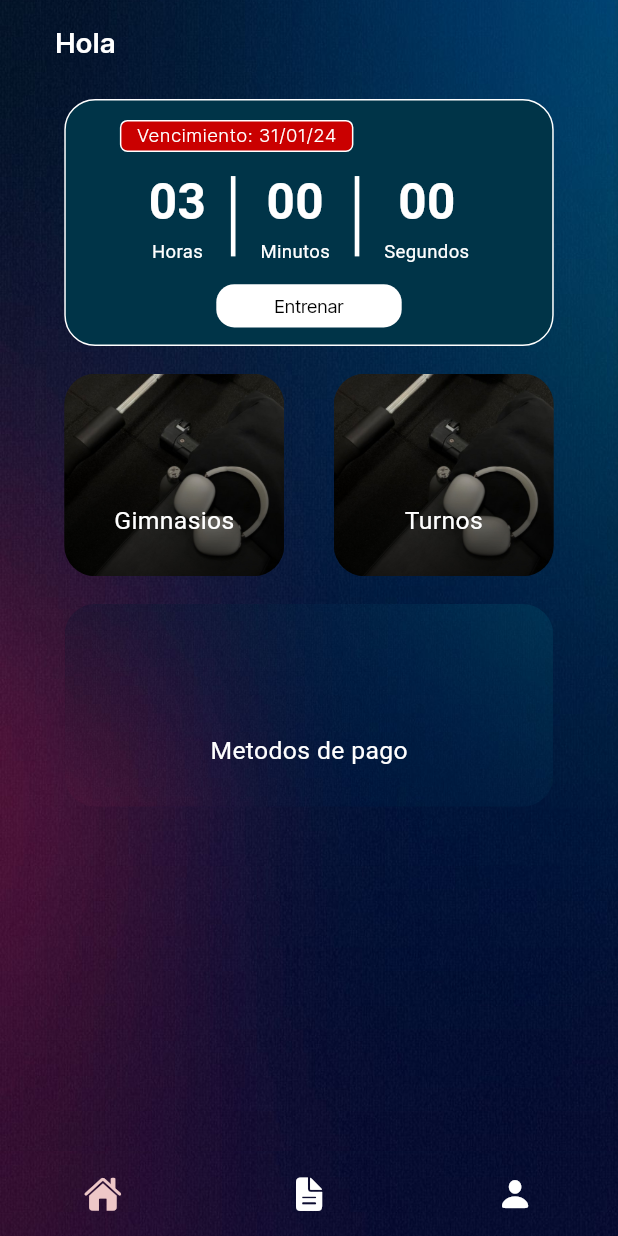
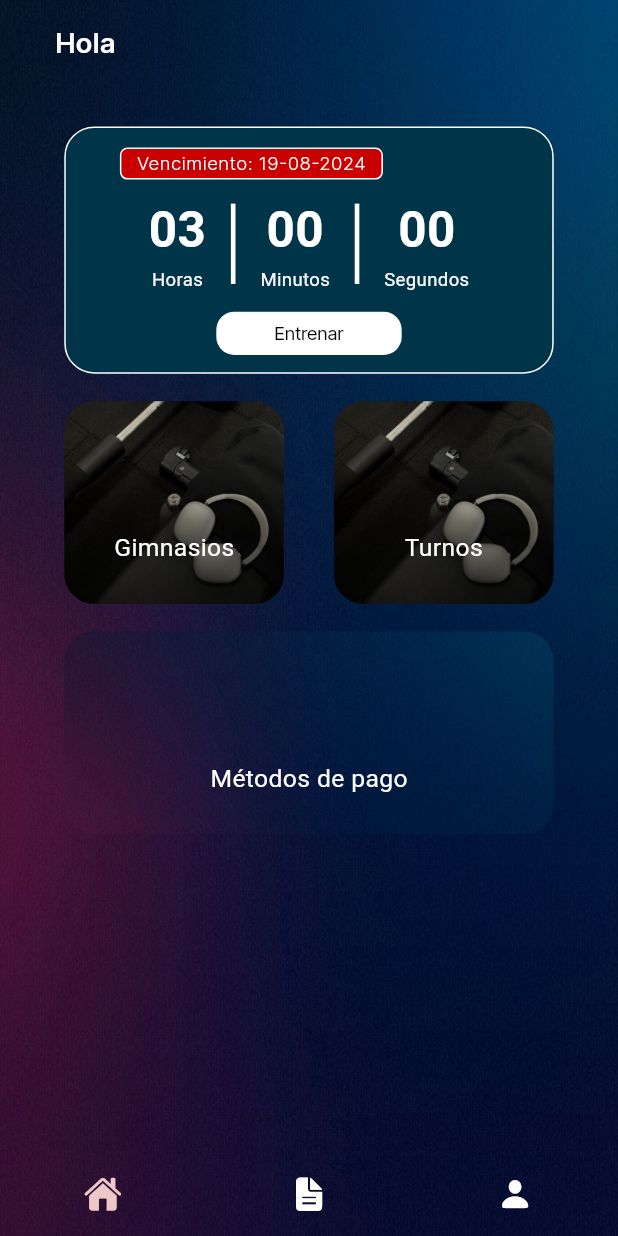
Before and after one commit to Pablorivas47/FlutterAppGym, a Flutter app: the screen it shows once a user with an empty profile is signed in, on a phone screen of 412 x 824 dp. Run offline on Flutter 3.47's test engine with Material 3 defaults, Android fonts, the phone set to English and light mode, and no system bars; our stand-ins replace cloud_firestore, firebase_auth, firebase_core, google_maps_flutter, shimmer; accounts and stored records are empty.

Commit message:
Change login and shimmer

```diff
--- a/lib/Screens/home/components/gym_card.dart
+++ b/lib/Screens/home/components/gym_card.dart
@@ -28,7 +28,7 @@ class GymCard extends StatelessWidget {
         width: width,
         height: height,
         decoration: BoxDecoration(
-          borderRadius: BorderRadius.circular(SizeConfig.screenWidth * 0.05),
+          borderRadius: BorderRadius.circular(20),
           image: DecorationImage(
             fit: BoxFit.cover,
             image: image,
--- a/lib/Screens/home/home.dart
+++ b/lib/Screens/home/home.dart
@@ -1,10 +1,11 @@
 import 'package:firebase_auth/firebase_auth.dart';
 import 'package:flutter/material.dart';
 import 'package:flutter_application_1/Screens/home/components/gym_card.dart';
+import 'package:flutter_application_1/Services/firebase_service.dart';
 import 'package:flutter_application_1/components/custom_app_bar.dart';
-import 'package:flutter_application_1/components/custom_button.dart';
 import 'package:flutter_application_1/components/stop_watch_timer.dart';
 import 'package:flutter_application_1/constants/size_config.dart';
+import 'package:shimmer/shimmer.dart';
 
 class Home extends StatefulWidget {
   const Home({super.key});
@@ -14,7 +15,7 @@ class Home extends StatefulWidget {
 }
 
 class _HomeState extends State<Home> {
-  User userS = FirebaseAuth.instance.currentUser!;
+  User user = FirebaseAuth.instance.currentUser!;
 
   @override
   Widget build(BuildContext context) {
@@ -28,30 +29,36 @@ class _HomeState extends State<Home> {
       child: Scaffold(
         backgroundColor: Colors.transparent,
         appBar: CustomAppBar(
-          text: "Hola ${userS.displayName!}",
+          text: "Hola ${user.displayName!}",
           colorText: Colors.white,
           automaticallyImplyLeading: false,
           padding: EdgeInsets.symmetric(
             horizontal: SizeConfig.screenWidth * 0.05,
           ),
         ),
-        body: Column(children: [
+        body: FutureBuilder<String>(
+          future: getExpirateDate(),
+          builder: (context, snapshot) {
+            if (snapshot.connectionState == ConnectionState.waiting) {
+              return shimmerLoadingEffect();
+            } else {
+              // Muestra los datos una vez que se han recuperado
+              return SingleChildScrollView(
+                child: Column(children: [
+                  SizedBox(height: SizeConfig.screenHeight * 0.0223),
                   Stack(children: [
                     Padding(
                       padding: EdgeInsets.symmetric(
                         horizontal: SizeConfig.screenWidth * 0.104,
                       ),
-              child: AnimatedContainer(
+                      child: Container(
                         height: SizeConfig.screenHeight * 0.20,
                         decoration: BoxDecoration(
                             color: const Color.fromRGBO(0, 52, 72, 100),
-                    borderRadius: BorderRadius.circular(
-                      SizeConfig.screenWidth * 0.05,
-                    ),
+                            borderRadius: BorderRadius.circular(20),
                             border: Border.all(
                               color: Colors.white,
                             )),
-                duration: Duration.zero,
                       ),
                     ),
                     Positioned(
@@ -59,11 +66,10 @@ class _HomeState extends State<Home> {
                       top: SizeConfig.screenHeight * 0.017,
                       child: SizedBox(
                         height: SizeConfig.screenHeight * 0.026,
-                child: AnimatedContainer(
+                        child: Container(
                           padding: EdgeInsets.symmetric(
                             horizontal: SizeConfig.screenWidth * 0.025,
                           ),
-                  duration: Duration.zero,
                           decoration: BoxDecoration(
                               color: const Color(0xffca0000),
                               borderRadius: BorderRadius.circular(5),
@@ -72,7 +78,7 @@ class _HomeState extends State<Home> {
                               )),
                           child: Center(
                             child: Text(
-                      "Vencimiento: 31/01/24",
+                              "Vencimiento: ${snapshot.data!}",
                               style: TextStyle(
                                 color: Colors.white,
                                 fontFamily: "Inter",
@@ -103,7 +109,8 @@ class _HomeState extends State<Home> {
                           onTap: () {
                             Navigator.pushNamed(context, '/gyms');
                           },
-                  image: const AssetImage("assets/image/Fondo_Login.jpg"),
+                          image:
+                              const AssetImage("assets/image/Fondo_Login.jpg"),
                           width: SizeConfig.screenWidth * 0.356,
                           height: SizeConfig.screenHeight * 0.164,
                           padding: EdgeInsets.only(
@@ -115,7 +122,8 @@ class _HomeState extends State<Home> {
                           onTap: () {
                             Navigator.pushNamed(context, '/googleMaps');
                           },
-                  image: const AssetImage("assets/image/Fondo_Login.jpg"),
+                          image:
+                              const AssetImage("assets/image/Fondo_Login.jpg"),
                           width: SizeConfig.screenWidth * 0.356,
                           height: SizeConfig.screenHeight * 0.164,
                           padding: EdgeInsets.only(
@@ -131,12 +139,11 @@ class _HomeState extends State<Home> {
                       horizontal: SizeConfig.screenWidth * 0.104,
                     ),
                     child: GymCard(
-              name: 'Metodos de pago',
+                      name: 'Métodos de pago',
                       onTap: () {
                         Navigator.pushNamed(context, '/paymentMethods');
                       },
                       image: const AssetImage("assets/image/Fondo_Sing_In.jpg"),
-              width: SizeConfig.screenWidth * 0.791,
                       height: SizeConfig.screenHeight * 0.164,
                       padding: EdgeInsets.only(
                         top: SizeConfig.screenHeight * 0.075,
@@ -145,6 +152,71 @@ class _HomeState extends State<Home> {
                   ),
                   SizedBox(height: SizeConfig.screenHeight * 0.0223),
                 ]),
+              );
+            }
+          },
+        ),
+      ),
+    );
+  }
+
+  Widget shimmerLoadingEffect() {
+    return Container(
+      decoration: const BoxDecoration(
+          image: DecorationImage(
+        fit: BoxFit.cover,
+        image: AssetImage("assets/image/Fondo_Sing_In.jpg"),
+      )),
+      child: Scaffold(
+        backgroundColor: Colors.transparent,
+        body: SingleChildScrollView(
+          child: Padding(
+            padding: EdgeInsets.symmetric(
+              horizontal: SizeConfig.screenWidth * 0.104,
+            ),
+            child: Column(
+              children: [
+                shimmerContainer(
+                  height: SizeConfig.screenHeight * 0.20,
+                ),
+                SizedBox(height: SizeConfig.screenHeight * 0.0223),
+                Row(
+                  mainAxisAlignment: MainAxisAlignment.spaceBetween,
+                  children: [
+                    shimmerContainer(
+                      height: SizeConfig.screenHeight * 0.164,
+                      width: SizeConfig.screenWidth * 0.356,
+                    ),
+                    SizedBox(height: SizeConfig.screenHeight * 0.0223),
+                    shimmerContainer(
+                      height: SizeConfig.screenHeight * 0.164,
+                      width: SizeConfig.screenWidth * 0.356,
+                    ),
+                  ],
+                ),
+                SizedBox(height: SizeConfig.screenHeight * 0.0223),
+                shimmerContainer(
+                  height: SizeConfig.screenHeight * 0.164,
+                ),
+              ],
+            ),
+          ),
+        ),
+      ),
+    );
+  }
+
+  Widget shimmerContainer({required double height, double? width}) {
+    return Shimmer.fromColors(
+      baseColor: Colors.grey.withOpacity(0.2),
+      highlightColor: Colors.grey.withOpacity(0.5),
+      child: Container(
+        height: height,
+        width: width,
+        decoration: BoxDecoration(
+          color: Colors.grey,
+          borderRadius: BorderRadius.circular(20),
+        ),
       ),
     );
   }
--- a/pubspec.yaml
+++ b/pubspec.yaml
@@ -47,6 +47,7 @@ dependencies:
   shimmer: ^3.0.0
   google_maps_flutter: ^2.9.0
   stop_watch_timer: ^3.2.0
+  font_awesome_flutter: ^10.7.0
 
 
 
```
Also changed, not shown: lib/Screens/home/payment_methods.dart (+23 -8 lines), lib/Screens/login.dart (+58 -27 lines), lib/Services/firebase_service.dart (+56 -0 lines), lib/components/custom_button.dart (+13 -0 lines), assets/image/Facebook.png (added), assets/image/Google.png (added), pubspec.lock. Lines whose indentation alone changed are shown as unchanged.
